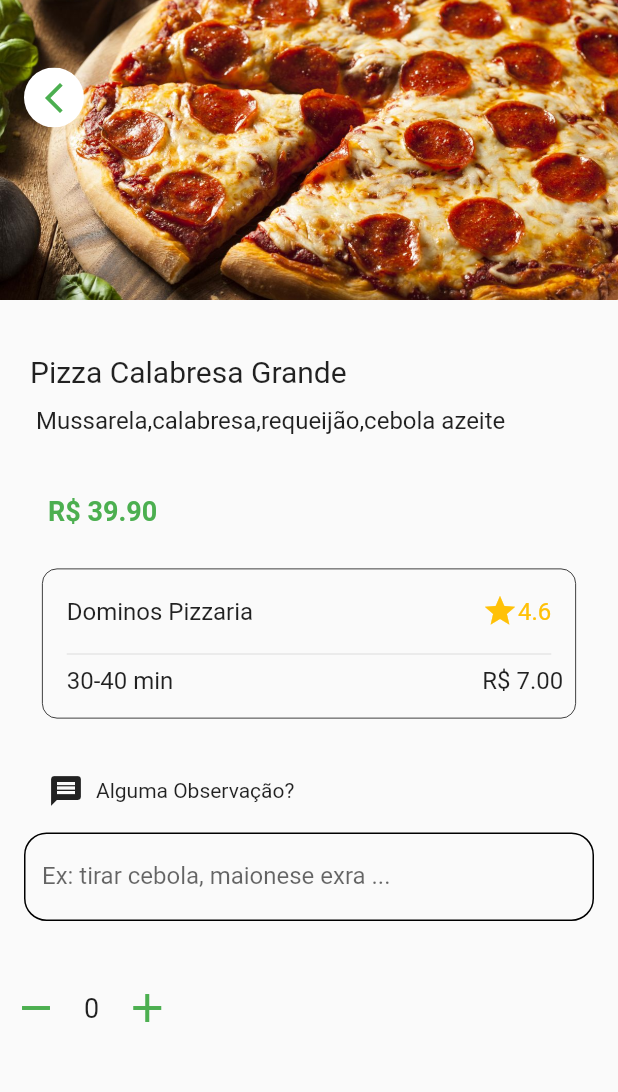
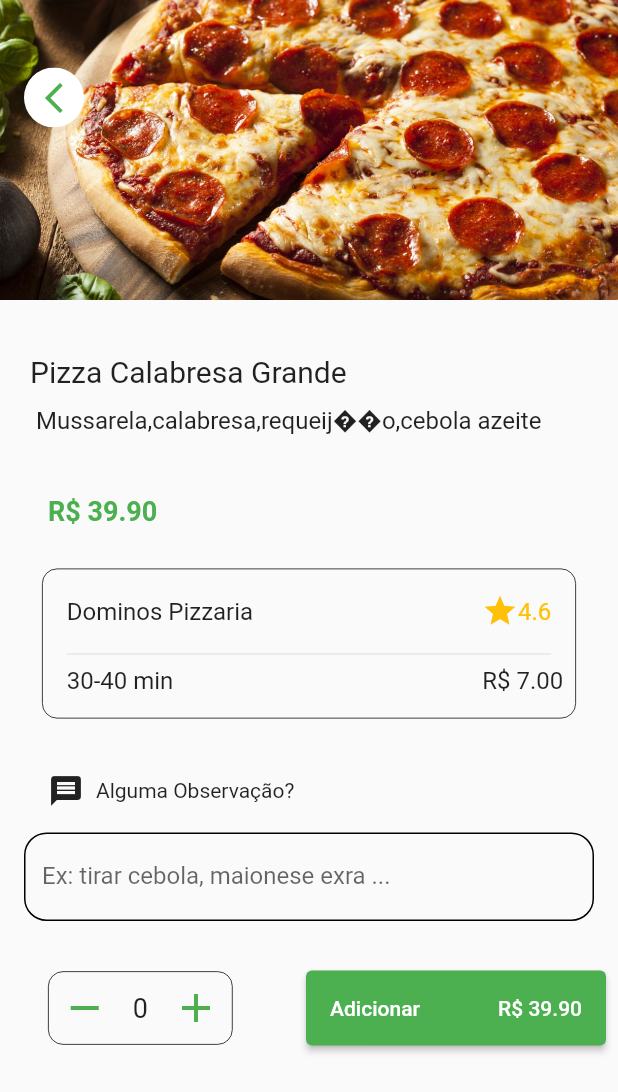
Before and after one commit to robertcsouza/linkFoodApp, a Flutter app: the ProductDetail screen opened by its route, on a phone screen of 412 x 824 dp. Shown: the top 1092 px of the screen. Run offline on Flutter 3.47's test engine with Material 2 defaults, Android fonts, the light colour scheme and no system bars; our stand-ins replace cached_network_image, carousel_slider, image_picker.

Commit message:
att on product deatil

```diff
--- a/lib/screens/ProductDetail.dart
+++ b/lib/screens/ProductDetail.dart
@@ -72,8 +72,21 @@ class _ProductDetailState extends State<ProductDetail> {
       height: 70,
       child: Row(
         crossAxisAlignment: CrossAxisAlignment.center,
+        mainAxisAlignment: MainAxisAlignment.spaceBetween,
         children: [
-          Row(
+          Padding(
+            padding: const EdgeInsets.only(
+              left: 32.0,
+            ),
+            child: Container(
+              decoration: BoxDecoration(
+                borderRadius: BorderRadius.circular(10),
+                border: Border.all(
+                  color: Colors.black,
+                  width: 0.5,
+                ),
+              ),
+              child: Row(
                 children: [
                   IconButton(
                       onPressed: () {
@@ -107,6 +120,26 @@ class _ProductDetailState extends State<ProductDetail> {
                         color: primary,
                       )),
                 ],
+              ),
+            ),
+          ),
+          Padding(
+            padding: const EdgeInsets.only(right: 8.0),
+            child: Container(
+                decoration: BoxDecoration(
+                    borderRadius: BorderRadius.all(Radius.circular(20))),
+                width: 200,
+                height: 50,
+                child: ElevatedButton(
+                  onPressed: () {},
+                  child: Row(
+                    mainAxisAlignment: MainAxisAlignment.spaceBetween,
+                    children: [Text('Adicionar'), Text('R\$ 39.90')],
+                  ),
+                  style: ButtonStyle(
+                      backgroundColor:
+                          MaterialStateProperty.all<Color>(primary)),
+                )),
           )
         ],
       ),
@@ -233,7 +266,7 @@ class _ProductDetailState extends State<ProductDetail> {
           Padding(
             padding: const EdgeInsets.all(8.0),
             child: Text(
-              'Mussarela,calabresa,requeijão,cebola azeite',
+              'Mussarela,calabresa,requeij��o,cebola azeite',
               style: TextStyle(fontSize: 16),
             ),
           )
```
Also changed, not shown: 3 other files. Lines whose indentation alone changed are shown as unchanged.
